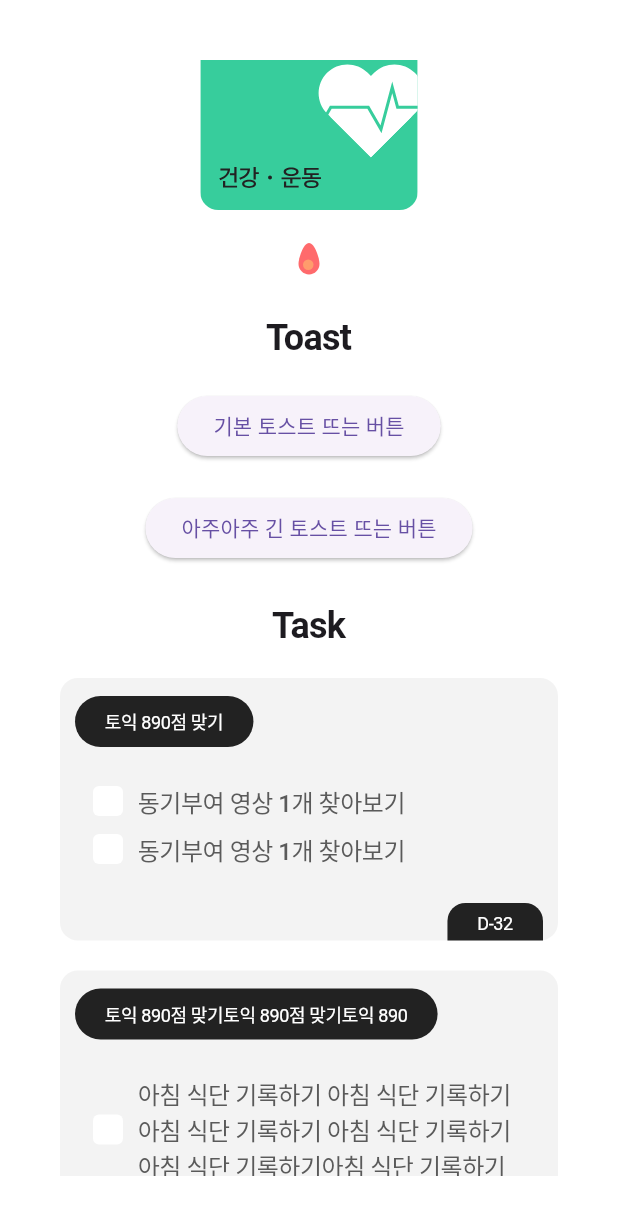
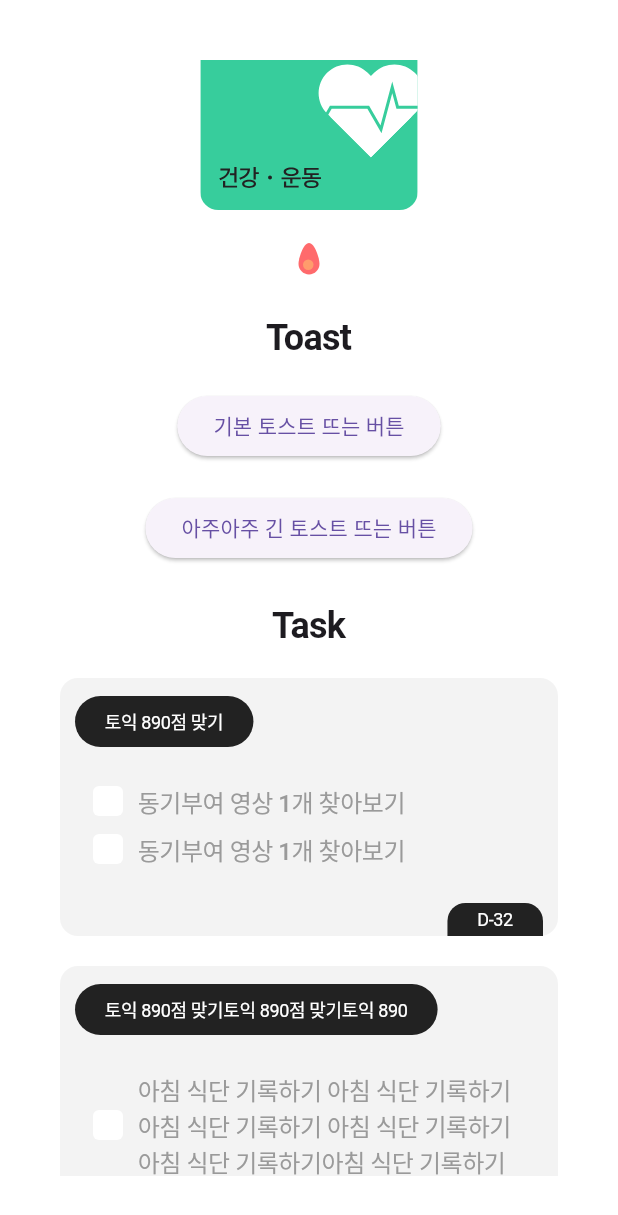
Before and after one commit to PLANlT/planit-client, a Flutter app: the screen it shows after launch, scrolled down 1728 dp, on a phone screen of 412 x 824 dp. Shown: the top 1215 px of the screen. Run offline on Flutter 3.47's test engine with Material 3 defaults, Android fonts, the phone set to English and light mode, and no system bars; our stand-ins replace dio, flutter_dotenv, flutter_riverpod, flutter_secure_storage, flutter_svg, fluttertoast and 5 more; missing offline and left inert: flutter_naver_login, kakao_flutter_sdk; Roboto replaces fonts that are missing (Pretendard).

Commit message:
[PL-125] Fix: task widget - d-day를 nullable로 처리 - PlanitText 적용 - 달성 여부에 따라 다른 텍스트 스타일 적용

```diff
--- a/lib/ui/main/component/task_widget.dart
+++ b/lib/ui/main/component/task_widget.dart
@@ -1,11 +1,12 @@
 import 'package:flutter/material.dart';
 import 'package:planit/theme/planit_colors.dart';
 import 'package:planit/theme/planit_typos.dart';
+import 'package:planit/ui/common/comopnent/planit_text.dart';
 
 class TaskWidget extends StatelessWidget {
   final String planTitle;
   final List<TempTaskModel> tasks;
-  final int dDay;
+  final int? dDay;
 
   const TaskWidget({
     super.key,
@@ -71,9 +72,13 @@ class _Task extends StatelessWidget {
             height: 20.0,
           ),
           Expanded(
-            child: Text(
+            child: PlanitText(
               task.task,
-              style: PlanitTypos.body2.copyWith(
+              style: task.isCompleted
+                  ? PlanitTypos.body2.copyWith(
+                      color: PlanitColors.black03,
+                    )
+                  : PlanitTypos.body2.copyWith(
                       color: PlanitColors.black02,
                     ),
             ),
@@ -85,15 +90,17 @@ class _Task extends StatelessWidget {
 }
 
 class _DDay extends StatelessWidget {
+  final int? dDay;
+
   const _DDay({
     required this.dDay,
   });
 
-  final int dDay;
-
   @override
   Widget build(BuildContext context) {
-    return Container(
+    return (dDay == null)
+        ? SizedBox.shrink()
+        : Container(
             decoration: BoxDecoration(
               color: PlanitColors.black01,
               borderRadius: BorderRadius.only(
@@ -105,7 +112,7 @@ class _DDay extends StatelessWidget {
               horizontal: 20.0,
               vertical: 4.0,
             ),
-      child: Text(
+            child: PlanitText(
               'D-$dDay',
               style: TextStyle(
                 fontSize: 12,
@@ -138,7 +145,7 @@ class _PlanTitle extends StatelessWidget {
         horizontal: 20.0,
         vertical: 8.0,
       ),
-      child: Text(
+      child: PlanitText(
         planTitle,
         style: PlanitTypos.caption.copyWith(
           color: PlanitColors.white01,
```
Lines whose indentation alone changed are shown as unchanged.
